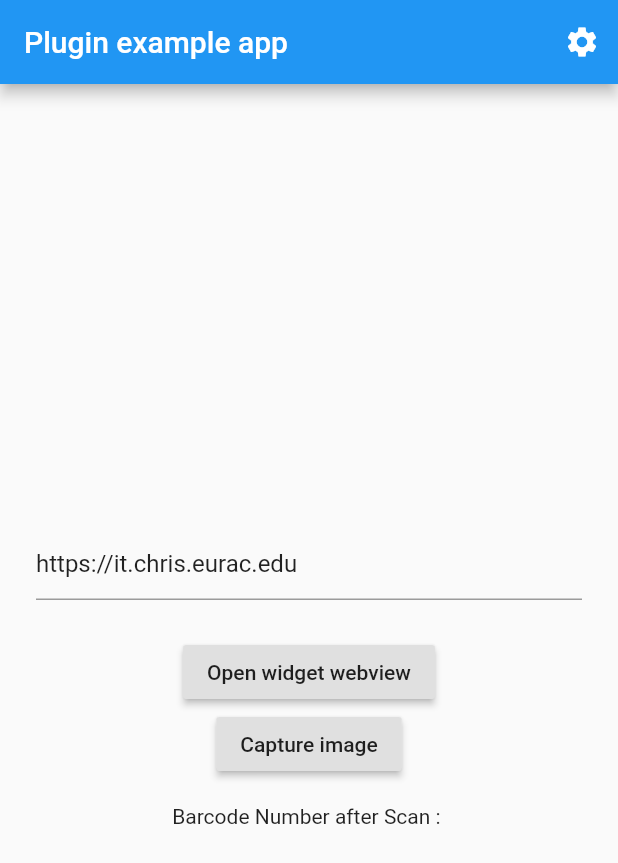
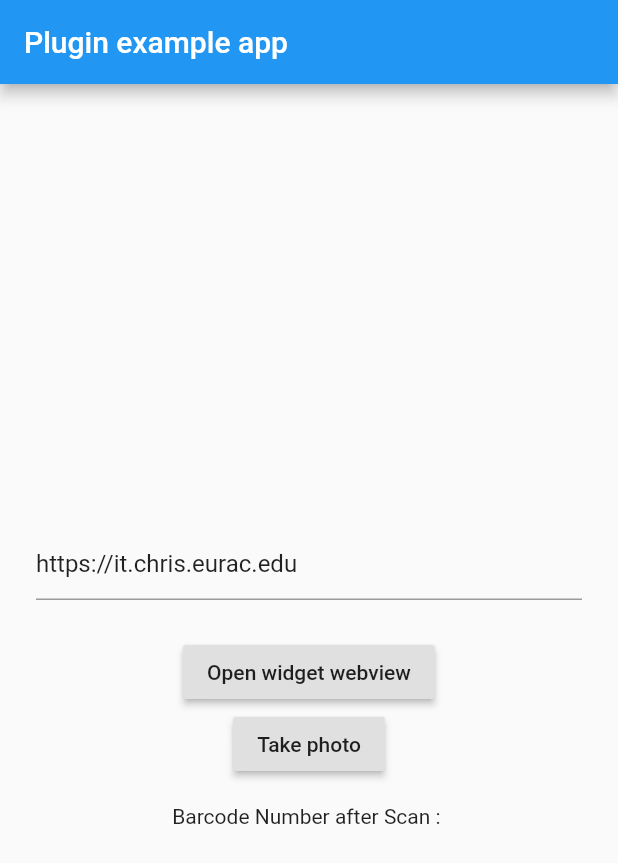
Before and after one commit to dequb/test_flutter_app, a Flutter app: the screen it shows after launch, on a phone screen of 412 x 824 dp. Shown: the top 863 px of the screen. Run offline on Flutter 3.47's test engine with Material 2 defaults, Android fonts, the phone set to English and light mode, and no system bars; missing offline and left inert: barcode_scan, flutter_webview_plugin.

Commit message:
Localization tests (2), using classic system language.

```diff
--- a/assets/locale/localization_de.json
+++ b/assets/locale/localization_de.json
@@ -4,5 +4,6 @@
   "tab_profile": "Profile",
   "tab_notifications": "Notifications",
   "tab_bag": "Bag",
-  "title_select_language": "Sprache?"
+  "title_select_language": "Sprache?",
+  "take_photo": "Photo (de)"
 }
--- a/assets/locale/localization_en.json
+++ b/assets/locale/localization_en.json
@@ -4,5 +4,6 @@
   "tab_profile": "Profile",
   "tab_notifications": "Notifications",
   "tab_bag": "Bag",
-  "title_select_language": "Select Language"
+  "title_select_language": "Select Language",
+  "take_photo": "Take photo"
 }
--- a/assets/locale/localization_it.json
+++ b/assets/locale/localization_it.json
@@ -4,5 +4,6 @@
   "tab_profile": "Profile",
   "tab_notifications": "Notifications",
   "tab_bag": "Bag",
-  "title_select_language": "Seleziona lingua"
+  "title_select_language": "Seleziona lingua",
+  "take_photo": "Scatta fotografia"
 }
--- a/lib/language_selector_page.dart
+++ b/lib/language_selector_page.dart
@@ -21,6 +21,7 @@ class _LanguageSelectorPageState extends State<LanguageSelectorPage> {
 
   @override
   Widget build(BuildContext context) {
+    print(AppTranslations.of(context).text("title_select_language"));
     return Scaffold(
       appBar: AppBar(
         title: Text(
@@ -43,7 +44,6 @@ class _LanguageSelectorPageState extends State<LanguageSelectorPage> {
   _buildLanguageItem(String language) {
     return InkWell(
       onTap: () {
-        print(language);
         application.onLocaleChanged(Locale(languagesMap[language]));
       },
       child: Center(
--- a/lib/main.dart
+++ b/lib/main.dart
@@ -1,11 +1,10 @@
 import 'dart:async';
+import 'dart:convert';
+
 import 'package:barcode_scan/barcode_scan.dart';
 import 'package:flutter/services.dart';
 import 'package:flutter/material.dart';
 import 'package:flutter_localizations/flutter_localizations.dart';
-import 'package:test_flutter_app/app_translations_delegate.dart';
-import 'package:test_flutter_app/language_selector_icon_button.dart';
-import 'package:test_flutter_app/application.dart';
 import 'package:flutter_webview_plugin/flutter_webview_plugin.dart';
 
 const kAndroidUserAgent =
@@ -13,6 +12,60 @@ const kAndroidUserAgent =
 
 String selectedUrl = 'https://it.chris.eurac.edu';
 
+// Localization support start
+
+class AppLocalizations {
+  AppLocalizations(this.locale);
+
+  final Locale locale;
+
+  static AppLocalizations of(BuildContext context) {
+    return Localizations.of<AppLocalizations>(context, AppLocalizations);
+  }
+
+  Map<String, String> _sentences;
+
+  Future<bool> load() async {
+    String data = await rootBundle.loadString('assets/locale/localization_${this.locale.languageCode}.json');
+    Map<String, dynamic> _result = json.decode(data);
+
+    this._sentences = new Map();
+    _result.forEach((String key, dynamic value) {
+      this._sentences[key] = value.toString();
+    });
+
+    return true;
+  }
+
+  String trans(String key) {
+    return this._sentences[key];
+  }
+}
+
+class AppLocalizationsDelegate extends LocalizationsDelegate<AppLocalizations> {
+  const AppLocalizationsDelegate();
+
+  @override
+  bool isSupported(Locale locale) => ['de', 'it', 'en'].contains(locale.languageCode);
+
+  @override
+  Future<AppLocalizations> load(Locale locale) async {
+    AppLocalizations localizations = new AppLocalizations(locale);
+    await localizations.load();
+
+    print("Load ${locale.languageCode}");
+
+    return localizations;
+  }
+
+  @override
+  bool shouldReload(AppLocalizationsDelegate old) => false;
+}
+
+// Localization support end
+
+
+// Main
 void main() {
   runApp(new MyApp());
 }
@@ -20,20 +73,29 @@ void main() {
 class MyApp extends StatelessWidget {
   @override
   Widget build(BuildContext context) {
-    print(application.supportedLocales());
     return new MaterialApp(
       title: 'Flutter WebView Demo',
       theme: new ThemeData(
         primarySwatch: Colors.blue,
       ),
+      supportedLocales: [
+        const Locale('de', 'DE'),
+        const Locale('it', 'IT'),
+        const Locale('en', 'US')
+      ],
       localizationsDelegates: [
-        const AppTranslationsDelegate(),
-        //provides localised strings
+        const AppLocalizationsDelegate(),
         GlobalMaterialLocalizations.delegate,
-        //provides RTL support
-        GlobalWidgetsLocalizations.delegate,
+        GlobalWidgetsLocalizations.delegate
       ],
-      supportedLocales: application.supportedLocales(),
+      localeResolutionCallback: (Locale locale, Iterable<Locale> supportedLocales) {
+        for (Locale supportedLocale in supportedLocales) {
+          if (supportedLocale.languageCode == locale.languageCode || supportedLocale.countryCode == locale.countryCode) {
+            return supportedLocale;
+          }
+        }
+        return supportedLocales.first;
+      },
       routes: {
         '/': (_) => const MyHomePage(title: 'Flutter WebView Demo'),
         '/widget': (_) => new WebviewScaffold(
@@ -60,7 +122,7 @@ class MyHomePage extends StatefulWidget {
 
 class _MyHomePageState extends State<MyHomePage> {
   // Instance of WebView plugin
-  final flutterWebviewPlugin = new FlutterWebviewPlugin();
+  /*final flutterWebviewPlugin = new FlutterWebviewPlugin();
 
   // On destroy stream
   StreamSubscription _onDestroy;
@@ -72,30 +134,26 @@ class _MyHomePageState extends State<MyHomePage> {
   StreamSubscription<WebViewStateChanged> _onStateChanged;
   StreamSubscription<WebViewHttpError> _onHttpError;
   StreamSubscription<double> _onScrollYChanged;
-  StreamSubscription<double> _onScrollXChanged;
+  StreamSubscription<double> _onScrollXChanged;*/
   final _urlCtrl = new TextEditingController(text: selectedUrl);
-  final _codeCtrl =  new TextEditingController(text: 'window.navigator.userAgent');
+  //final _codeCtrl =  new TextEditingController(text: 'window.navigator.userAgent');
   final _scaffoldKey = new GlobalKey<ScaffoldState>();
-  final _history = [];
+  //final _history = [];
 
   String barcode = "";
-  AppTranslationsDelegate _newLocaleDelegate;
 
   @override
   void initState() {
     super.initState();
 
-    _newLocaleDelegate = AppTranslationsDelegate(newLocale: null);
-    application.onLocaleChanged = onLocaleChange;
-
-    flutterWebviewPlugin.close();
+    //flutterWebviewPlugin.close();
 
     _urlCtrl.addListener(() {
       selectedUrl = _urlCtrl.text;
     });
 
     // Add a listener to on destroy WebView, so you can make came actions.
-    _onDestroy = flutterWebviewPlugin.onDestroy.listen((_) {
+    /*_onDestroy = flutterWebviewPlugin.onDestroy.listen((_) {
       if (mounted) {
         // Actions like show a info toast.
         _scaffoldKey.currentState.showSnackBar(
@@ -146,26 +204,20 @@ class _MyHomePageState extends State<MyHomePage> {
               _history.add('onHttpError: ${error.code} ${error.url}');
             });
           }
-        });
-  }
-
-  void onLocaleChange(Locale locale) {
-    setState(() {
-      _newLocaleDelegate = AppTranslationsDelegate(newLocale: locale);
-    });
+        });*/
   }
 
   @override
   void dispose() {
     // Every listener should be canceled, the same should be done with this stream.
-    _onDestroy.cancel();
+    /*_onDestroy.cancel();
     _onUrlChanged.cancel();
     _onStateChanged.cancel();
     _onHttpError.cancel();
     _onScrollXChanged.cancel();
     _onScrollYChanged.cancel();
 
-    flutterWebviewPlugin.dispose();
+    flutterWebviewPlugin.dispose();*/
 
     super.dispose();
   }
@@ -176,9 +228,6 @@ class _MyHomePageState extends State<MyHomePage> {
       key: _scaffoldKey,
       appBar: new AppBar(
         title: const Text('Plugin example app'),
-        actions: <Widget>[
-          LanguageSelectorIconButton(),
-        ],
       ),
       body: new Column(
         mainAxisAlignment: MainAxisAlignment.center,
@@ -197,7 +246,7 @@ class _MyHomePageState extends State<MyHomePage> {
             onPressed: () {
               barcodeScanning();
             },
-            child: const Text('Capture image'),
+            child: Text(AppLocalizations.of(context).trans('take_photo'))
           ),
           new Padding(
             padding: const EdgeInsets.all(8.0),
@@ -230,7 +279,7 @@ class _MyHomePageState extends State<MyHomePage> {
     }
   }
 
-  /* Old function
+/* Old function
   @override
   Widget build(BuildContext context) {
     return new Scaffold(
```
Also changed, not shown: lib/app_translations.dart (+6 -1 lines).
